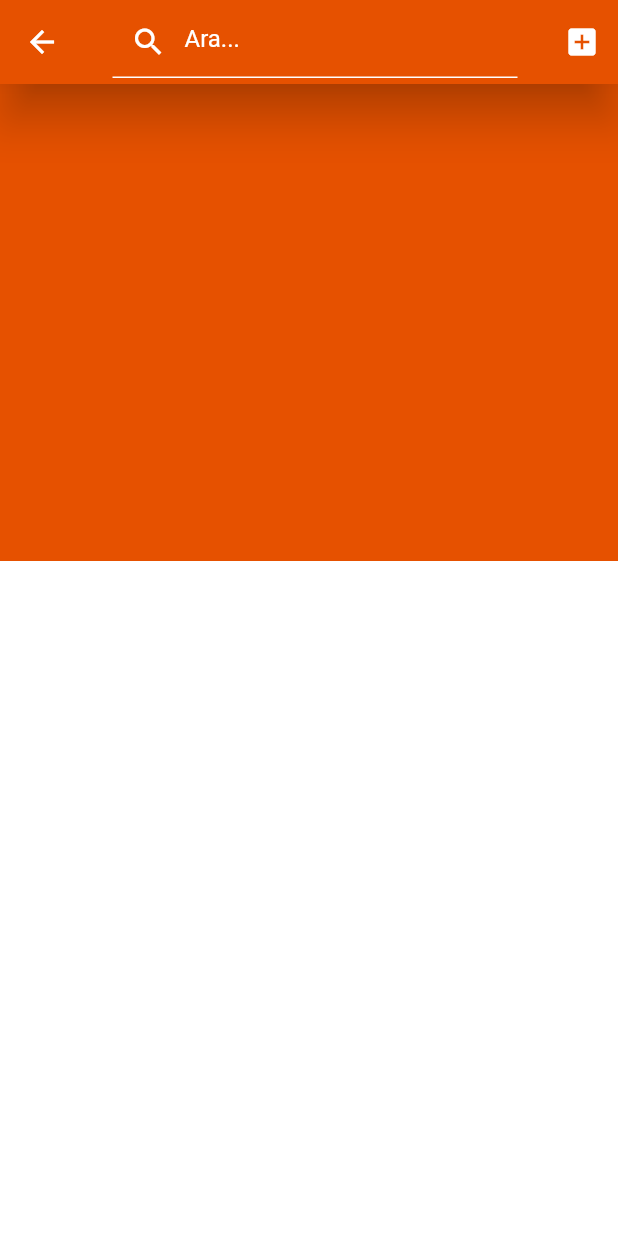
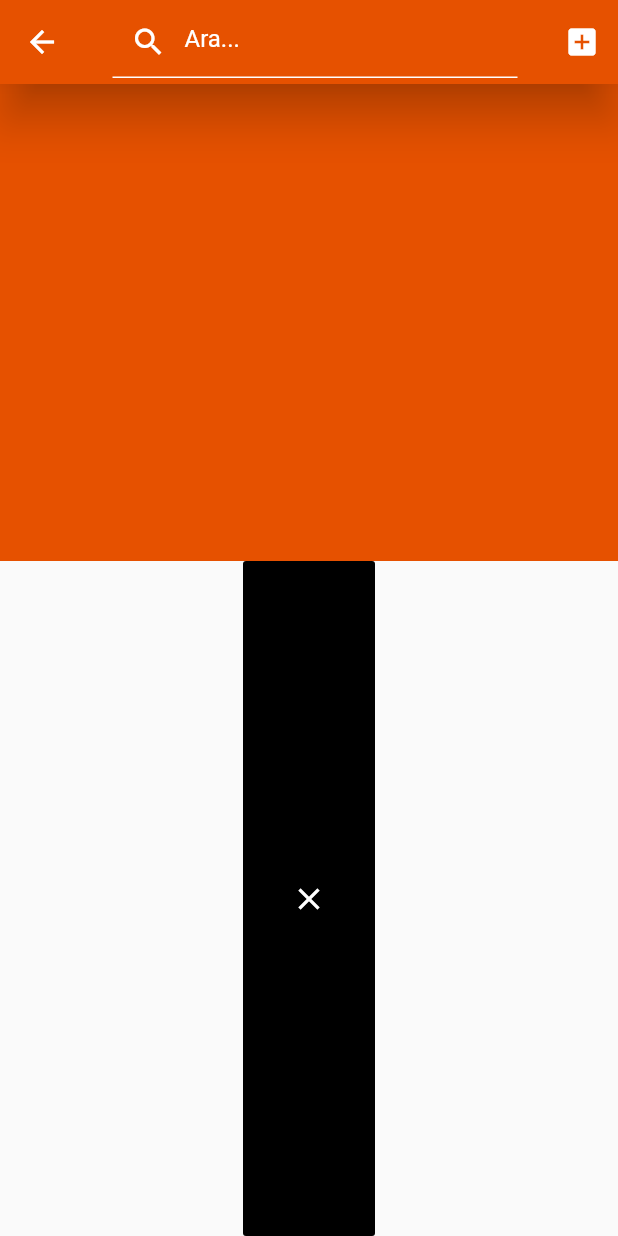
Before and after one commit to tarikisildar/SelfSahaf, a Flutter app: the ProductsPage screen opened directly, after a tap on the "lightbulb outline" icon, on a phone screen of 412 x 824 dp. Run offline on Flutter 3.47's test engine with Material 2 defaults, Android fonts, the phone set to English and light mode, and no system bars; our stand-ins replace carousel_pro, cookie_jar, dio, dio_cookie_manager, get_it; missing offline and left inert: searchable_dropdown; accounts and stored records are empty; network calls fail; statements that could not run were skipped.

Commit message:
yavuzla birlesmeden onceki

```diff
--- a/lib/views/products_pages/products_page.dart
+++ b/lib/views/products_pages/products_page.dart
@@ -92,6 +92,7 @@ class _ProductsPageState extends State<ProductsPage> {
                       authorName: bookList[index].authorName,
                       publisherName: bookList[index].publisher,
                       price: "${bookList[index].price}",
+
                     );
                   },
                 ),
@@ -122,11 +123,34 @@ class _FilterFloatingState extends State<FilterFloating> {
               var sheetController = showBottomSheet(
                 context: context,
                 builder: (context) => Container(
-                  height: 450,
-                  color: Colors.white,
+                  decoration: BoxDecoration(
+                      color: Colors.transparent,
+                      borderRadius: BorderRadius.only(
+                          topLeft: const Radius.circular(20),
+                          topRight: const Radius.circular(20))),
+                  child: Container(
+                    height: 450,
+                    child: Center(
+                      child: Column(
+                        children: <Widget>[
+                          Expanded(
+                            child: FlatButton(
+                              onPressed: () {},
+                              child: Icon(
+                                Icons.close,
+                                color: Colors.white,
+                              ),
+                              color: Colors.black,
+                            ),
+                          ),
+                        ],
+                      ),
+                    ),
+                  ),
                 ),
               );
               _showButton(false);
+
               sheetController.closed.then((value) {
                 _showButton(true);
               });
```
Also changed, not shown: lib/main.dart (+13 -12 lines), 3 other files.
